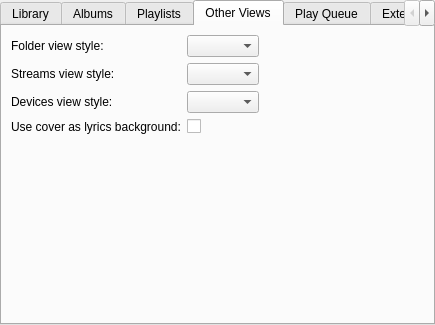
Qt form gui/interfacesettings.ui (polpo/cantata-mac) before a commit.
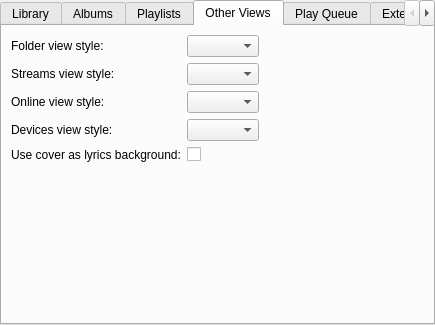
The same form after that commit. The open tabs and pages were chosen to show the change. Custom widgets are drawn as their Qt base class.

```diff
--- a/gui/interfacesettings.ui
+++ b/gui/interfacesettings.ui
@@ -275,6 +275,19 @@
         <widget class="QComboBox" name="streamsView"/>
        </item>
        <item row="2" column="0">
+        <widget class="BuddyLabel" name="label_xx">
+         <property name="text">
+          <string>Online view style:</string>
+         </property>
+         <property name="buddy">
+          <cstring>onlineView</cstring>
+         </property>
+        </widget>
+       </item>
+       <item row="2" column="1">
+        <widget class="QComboBox" name="onlineView"/>
+       </item>
+       <item row="3" column="0">
         <widget class="BuddyLabel" name="devicesViewLabel">
          <property name="text">
           <string>Devices view style:</string>
@@ -284,10 +297,10 @@
          </property>
         </widget>
        </item>
-       <item row="2" column="1">
+       <item row="3" column="1">
         <widget class="QComboBox" name="devicesView"/>
        </item>
-       <item row="3" column="0">
+       <item row="4" column="0">
         <widget class="BuddyLabel" name="label_5">
          <property name="text">
           <string>Use cover as lyrics background:</string>
@@ -297,7 +310,7 @@
          </property>
         </widget>
        </item>
-       <item row="3" column="1">
+       <item row="4" column="1">
         <widget class="OnOffButton" name="lyricsBgnd">
          <property name="text">
           <string/>
```
Left out of the diff: 1 changed line with no effect on the pictures.
